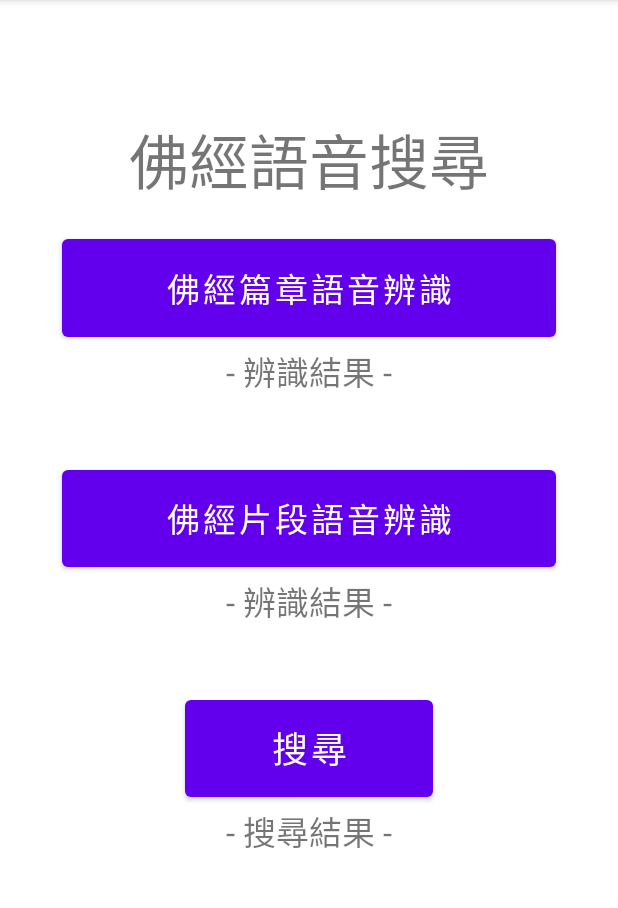
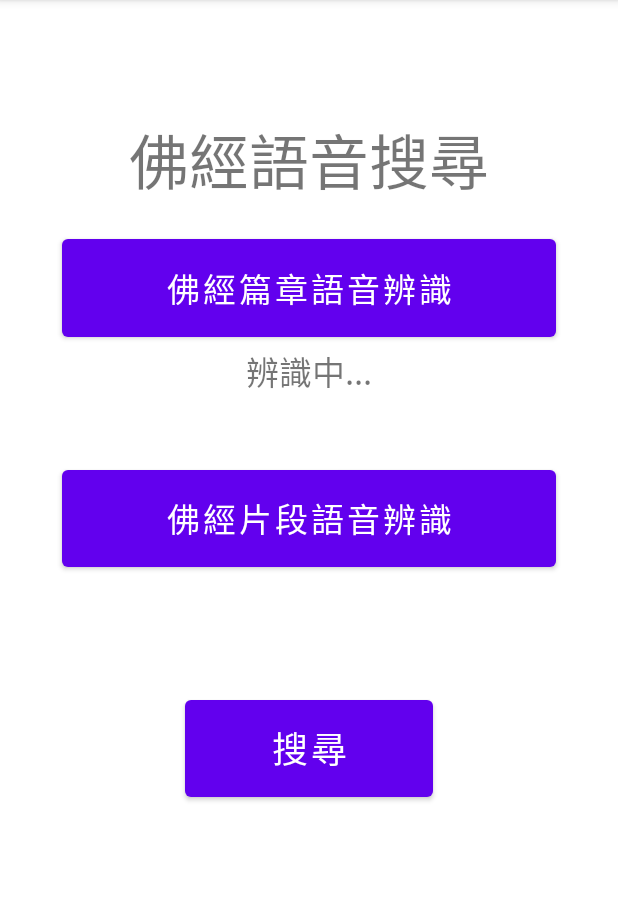
Before and after one commit to curry0622/-Buddhist-Scriptures-Guider, an Android app: the MainMenu screen opened directly, with no data from a screen before it, after a tap on "佛經篇章語音辨識", on a phone screen of 412 x 824 dp, the part 84-992 px from its top. Run offline under Robolectric (Android 15) with nearby library versions, the phone set to English and light mode, and no system bars.

Commit message:
feat: result text fixed

```diff
--- a/app/src/main/java/com/example/medical_final_project/MainMenu.java
+++ b/app/src/main/java/com/example/medical_final_project/MainMenu.java
@@ -6,7 +6,6 @@ import androidx.core.app.ActivityCompat;
 import android.Manifest;
 import android.content.Intent;
 import android.content.pm.PackageManager;
-import android.opengl.Visibility;
 import android.os.Bundle;
 import android.speech.RecognitionListener;
 import android.speech.RecognizerIntent;
@@ -21,7 +20,7 @@ import java.util.ArrayList;
 public class MainMenu extends AppCompatActivity {
 
     private Button nameRecBtn, contentRecBtn, searchBtn, enterBtn;
-    private TextView nameResTxt, contentRecTxt, searchResTxt;
+    private TextView nameResTxt, contentResTxt, searchResTxt;
     private SpeechRecognizer recognizer;
 
     @Override
@@ -41,7 +40,7 @@ public class MainMenu extends AppCompatActivity {
         searchBtn = findViewById(R.id.searchBtn);
         enterBtn = findViewById(R.id.enterBtn);
         nameResTxt = findViewById(R.id.nameResTxt);
-        contentRecTxt = findViewById(R.id.contentResTxt);
+        contentResTxt = findViewById(R.id.contentResTxt);
         searchResTxt = findViewById(R.id.searchResTxt);
     }
 
@@ -53,6 +52,7 @@ public class MainMenu extends AppCompatActivity {
         nameRecBtn.setOnClickListener(new View.OnClickListener() {
             @Override
             public void onClick(View view) {
+                nameResTxt.setText("辨識中...");
                 checkPermission();
                 startListening();
                 recognize("name");
@@ -62,6 +62,7 @@ public class MainMenu extends AppCompatActivity {
         contentRecBtn.setOnClickListener(new View.OnClickListener() {
             @Override
             public void onClick(View view) {
+                contentResTxt.setText("辨識中...");
                 checkPermission();
                 startListening();
                 recognize("content");
@@ -71,6 +72,9 @@ public class MainMenu extends AppCompatActivity {
         searchBtn.setOnClickListener(new View.OnClickListener() {
             @Override
             public void onClick(View view) {
+                // search for scripture's name if nameResTxt != "辨識失敗"
+                String scriptureNames[] = {};
+                // search for specific scripture's content if contentResTxt != "辨識失敗"
                 enterBtn.setVisibility(View.VISIBLE);
             }
         });
@@ -128,6 +132,11 @@ public class MainMenu extends AppCompatActivity {
 
             @Override
             public void onError(int i) {
+                if(type.equals("name")) {
+                    nameResTxt.setText("辨識失敗");
+                } else {
+                    contentResTxt.setText("辨識失敗");
+                }
                 Toast.makeText(MainMenu.this, "辨識失敗，請檢查網路連線後再試一次", Toast.LENGTH_SHORT).show();
             }
 
@@ -138,7 +147,7 @@ public class MainMenu extends AppCompatActivity {
                 if(type.equals("name")) {
                     nameResTxt.setText(result);
                 } else {
-                    contentRecTxt.setText(result);
+                    contentResTxt.setText(result);
                 }
             }
 
--- a/app/src/main/res/layout/activity_main_menu.xml
+++ b/app/src/main/res/layout/activity_main_menu.xml
@@ -188,7 +188,7 @@
         android:id="@+id/nameResTxt"
         android:layout_width="0dp"
         android:layout_height="0dp"
-        android:text="- 辨識結果 -"
+        android:text=""
         android:textSize="22dp"
         android:textAlignment="center"
         android:layout_gravity="center_horizontal"
@@ -212,7 +212,7 @@
         android:id="@+id/contentResTxt"
         android:layout_width="0dp"
         android:layout_height="0dp"
-        android:text="- 辨識結果 -"
+        android:text=""
         android:textSize="22dp"
         android:textAlignment="center"
         android:layout_gravity="center_horizontal"
@@ -236,7 +236,7 @@
         android:id="@+id/searchResTxt"
         android:layout_width="0dp"
         android:layout_height="0dp"
-        android:text="- 搜尋結果 -"
+        android:text=""
         android:textSize="22dp"
         android:textAlignment="center"
         android:layout_gravity="center_horizontal"
```
